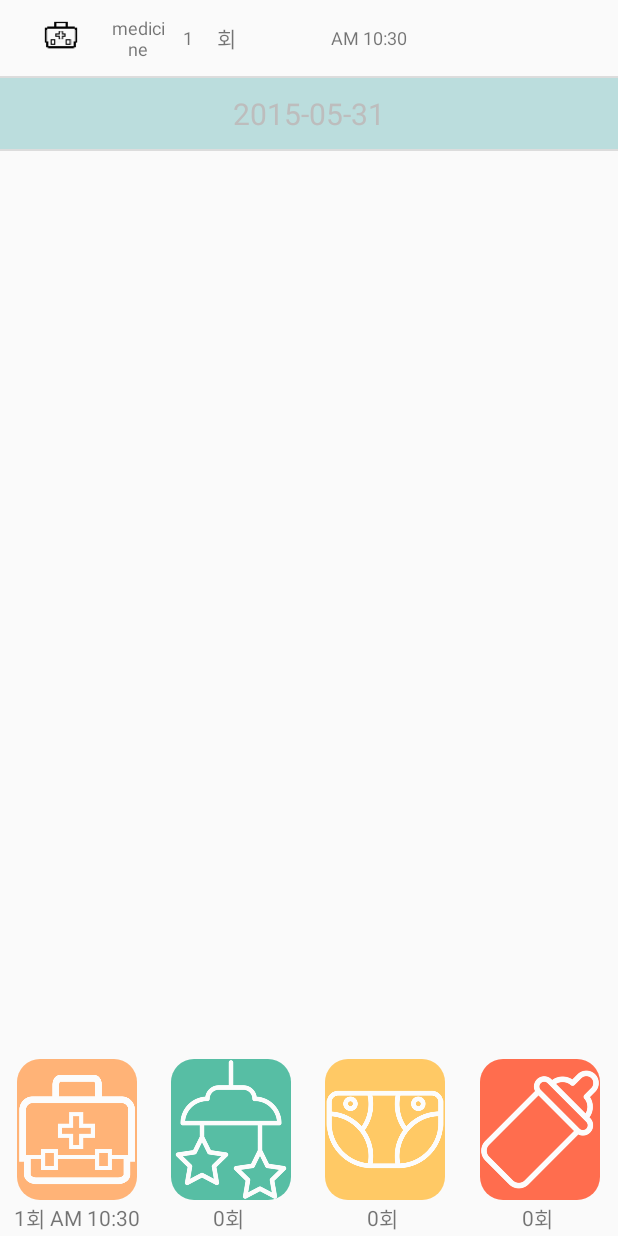
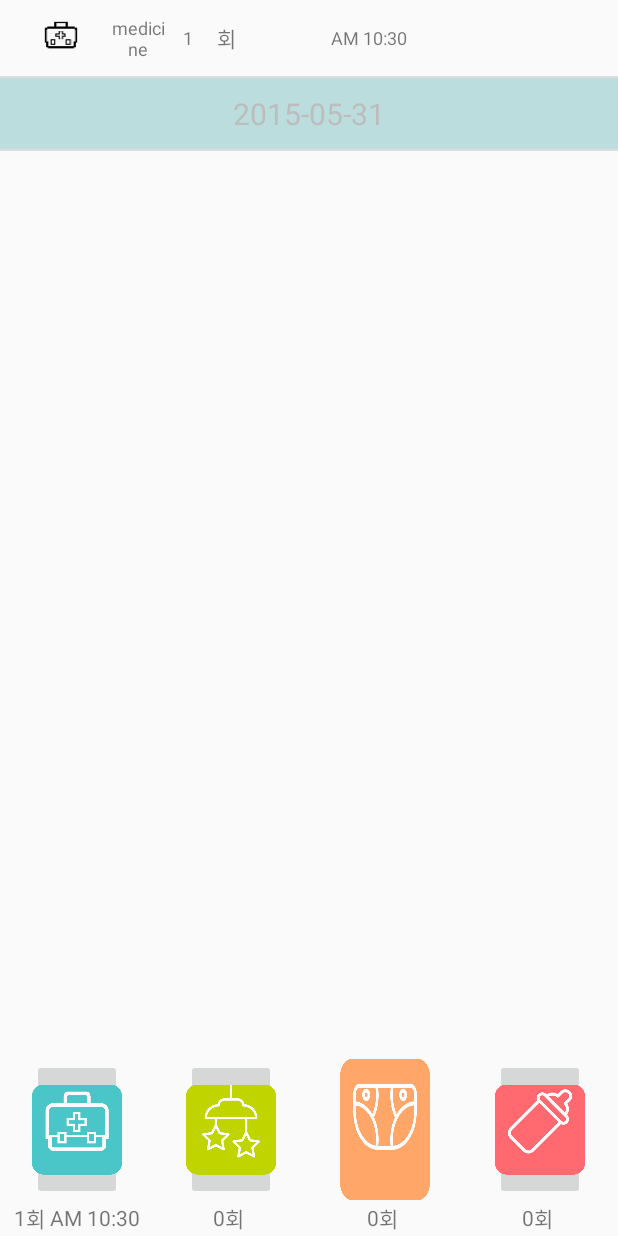
Before and after one commit to TaesunAndNunas/android, an Android app: the MainActivity screen opened directly, with no data from a screen before it, after a tap on an icon or button, on a phone screen of 412 x 824 dp. Run offline under Robolectric (Android 15) with nearby library versions, the phone set to English and light mode, and no system bars; libraries missing offline, so code that uses them is left out: retrofit.client; 3 statements that could not run were skipped.

Commit message:
아이콘 최종 변경

```diff
--- a/app/src/main/AndroidManifest.xml
+++ b/app/src/main/AndroidManifest.xml
@@ -7,11 +7,11 @@
     <application
         android:allowBackup="true"
         android:icon="@mipmap/ic_launcher"
-        android:label="@string/app_name"
+        android:label="@string/temp"
         android:theme="@style/AppTheme" >
         <activity
             android:name=".MainActivity"
-            android:label="@string/app_name" >
+            android:label="@string/temp" >
             <!--<intent-filter>-->
                 <!--<action android:name="android.intent.action.MAIN" />-->
 
--- a/app/src/main/res/layout/activity_main.xml
+++ b/app/src/main/res/layout/activity_main.xml
@@ -34,13 +34,13 @@
             >
 
             <ImageButton
-                android:src="@drawable/white_medicine"
-                android:layout_width="80dp"
+                android:src="@drawable/medicine_t"
+                android:layout_width="60dp"
                 android:layout_height="0dp"
                 android:id="@+id/imageButton"
                 android:padding="0sp"
                 android:scaleType="fitCenter"
-                android:background="@drawable/medicine_round"
+
                 android:layout_weight="8"
                 android:layout_gravity="center_horizontal" />
 
@@ -82,13 +82,13 @@
             android:gravity="center">
 
             <ImageButton
-                android:src="@drawable/white_sleep"
-                android:layout_width="80dp"
+                android:src="@drawable/sleep_t"
+                android:layout_width="60dp"
                 android:layout_height="0dp"
                 android:id="@+id/imageButton2"
                 android:padding="0sp"
                 android:scaleType="fitCenter"
-                android:background="@drawable/sleep_round"
+
                 android:layout_weight="8" />
 
             <LinearLayout
@@ -129,13 +129,14 @@
             android:gravity="center">
 
             <ImageButton
-                android:src="@drawable/white_diaper"
-                android:layout_width="80dp"
+
+                android:background="@drawable/diaper_t"
+                android:layout_width="60dp"
                 android:layout_height="0dp"
                 android:id="@+id/imageButton3"
                 android:padding="0sp"
                 android:scaleType="fitCenter"
-                android:background="@drawable/diaper_round"
+
                 android:layout_weight="8" />
 
             <LinearLayout
@@ -173,13 +174,13 @@
             android:gravity="center">
 
             <ImageButton
-                android:src="@drawable/white_milk"
-                android:layout_width="80dp"
+                android:src="@drawable/feed_t"
+                android:layout_width="60dp"
                 android:layout_height="0dp"
                 android:id="@+id/imageButton4"
                 android:padding="0sp"
                 android:scaleType="fitCenter"
-                android:background="@drawable/milk_round"
+
                 android:layout_weight="8" />
 
             <LinearLayout
--- a/app/src/main/res/values/strings.xml
+++ b/app/src/main/res/values/strings.xml
@@ -1,5 +1,5 @@
 <resources>
-    <string name="app_name">ImFine_04</string>
+    <string name="temp">ImFine</string>
 
     <string name="hello_world">Hello world!</string>
     <string name="action_settings">Settings</string>
```
Also changed, not shown: app/src/main/res/layout/widget.xml (+13 -13 lines), app/src/main/res/drawable/diaper_t.jpg (added), app/src/main/res/drawable/feed_t.jpg (added), app/src/main/res/drawable/medicine_t.jpg (added), app/src/main/res/drawable/sleep_t.jpg (added).
